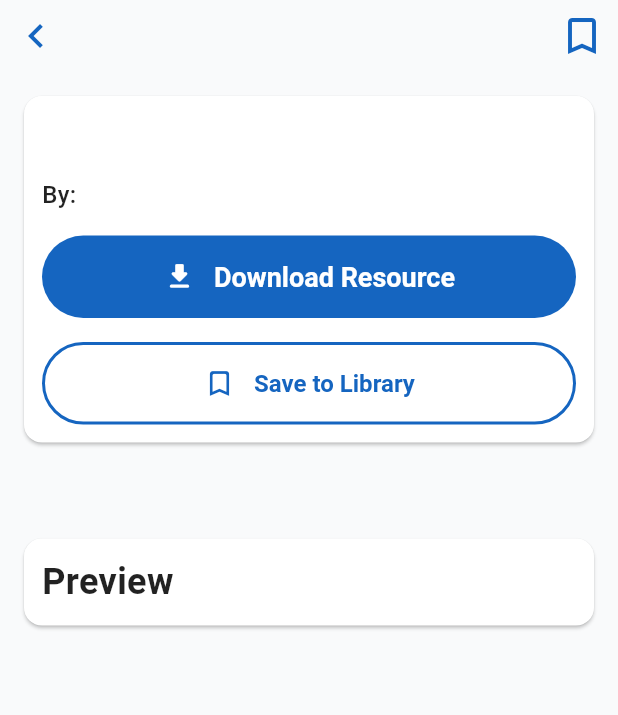
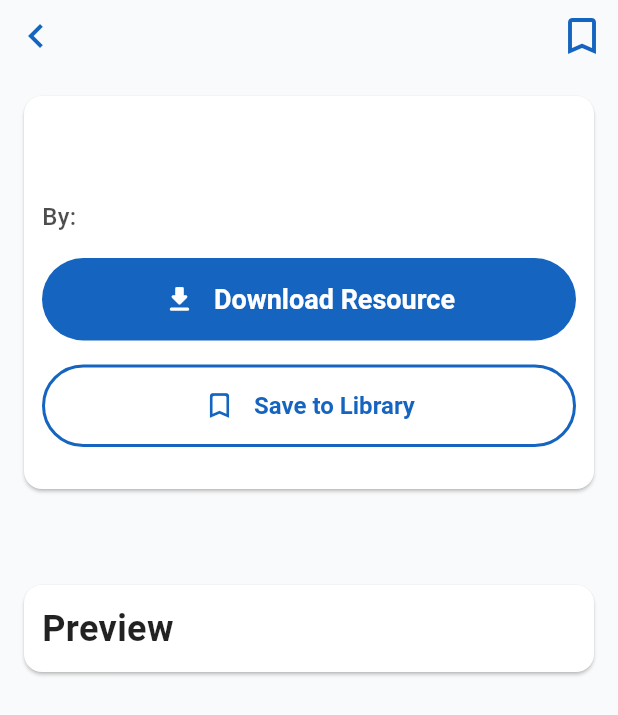
Before and after one commit to Junaid7200/CampusGrid-Flutter-Firebase-Riverpod-goRouter, a Flutter app: the ViewResourcePage screen opened directly with empty values, on a phone screen of 412 x 824 dp. Shown: the top 715 px of the screen. Run offline on Flutter 3.47's test engine with Material 3 defaults, Android fonts, the phone set to English and light mode, and no system bars; our stand-ins replace cloud_firestore, firebase_auth, firebase_core, flutter_svg, font_awesome_flutter, go_router and 1 more; accounts and stored records are empty.

Commit message:
feat: implement another card section in view resources

```diff
--- a/lib/src/features/home/home.dart
+++ b/lib/src/features/home/home.dart
@@ -113,7 +113,6 @@ class _HomePageState extends State<HomePage> {
                         final note = _mostLikedNotes[index];
                         final currentUserId = user_service.getCurrentUserId();
                         final isMyNote = note['uploadedBy'] == currentUserId;
-
                         return SizedBox(
                           width: 320,
                           child: VerstileCard(
--- a/lib/src/features/resources/view_resource.dart
+++ b/lib/src/features/resources/view_resource.dart
@@ -94,12 +94,20 @@ class _ViewResourcePageState extends State<ViewResourcePage> {
                             fontWeight: FontWeight.bold,
                           ),
                         ),
-                        SizedBox(height: 8),
+                        Text(
+                          '${note['description'] ?? 'Unknown'}',
+                          style: TextStyle(
+                            fontSize: 16,
+                            fontWeight: FontWeight.w500,
+                            color: colors.onSurface.withAlpha((0.7 * 255).toInt()),
+                          ),
+                        ),
                         Text(
                           'By: ${note['uploaderName'] ?? 'Unknown'}',
                           style: TextStyle(
                             fontSize: 16,
                             fontWeight: FontWeight.w500,
+                            color: colors.onSurface.withAlpha((0.7 * 255).toInt()),
                           ),
                         ),
                         SizedBox(height: 16),
@@ -114,6 +122,7 @@ class _ViewResourcePageState extends State<ViewResourcePage> {
                           text: "Save to Library",
                           onPressed: () {},
                         ),
+                        SizedBox(height: 16),
                       ],
                     ),
                   ),
```
